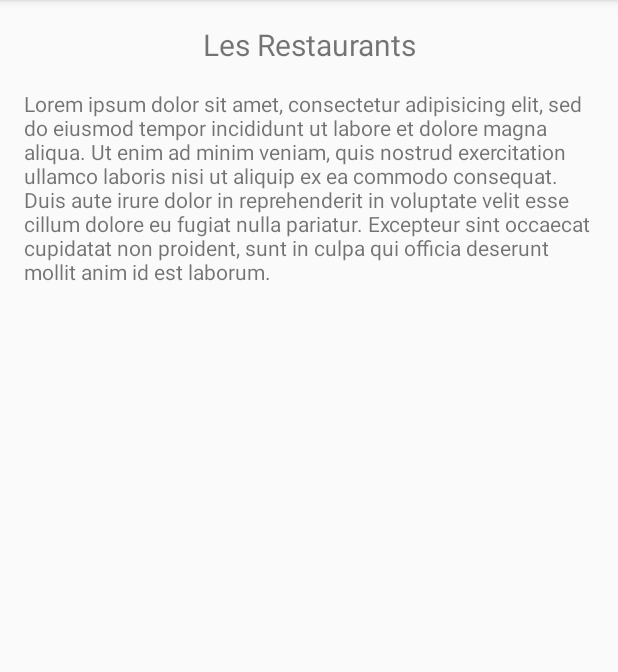
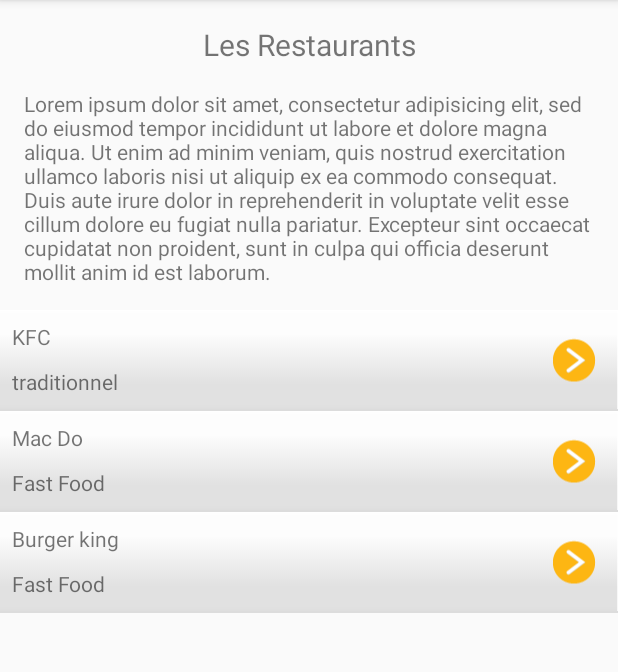
Before and after one commit to Misterkevin23/cour_android_08012018, an Android app: the screen it shows after launch (ListingActivity), after a tap on an icon or button, on a phone screen of 412 x 824 dp, the part 84-756 px from its top. Run offline under Robolectric (Android 15) with nearby library versions, the light colour scheme and no system bars.

Commit message:
vendredi matin

```diff
--- a/Android_studio/Guide/app/src/main/AndroidManifest.xml
+++ b/Android_studio/Guide/app/src/main/AndroidManifest.xml
@@ -20,7 +20,8 @@
             </intent-filter>
         </activity>
         <activity android:name=".HomeActivity" />
-        <activity android:name=".ListingActivity"></activity>
+        <activity android:name=".ListingActivity" />
+        <activity android:name=".DetailActivity"></activity>
     </application>
 
 </manifest>
--- a/Android_studio/Guide/app/src/main/java/fr/aston/guide/ListingActivity.java
+++ b/Android_studio/Guide/app/src/main/java/fr/aston/guide/ListingActivity.java
@@ -2,6 +2,7 @@
 
 import android.support.v7.app.AppCompatActivity;
 import android.os.Bundle;
+import android.widget.ArrayAdapter;
 import android.widget.ListView;
 import android.widget.TextView;
 
@@ -34,7 +35,7 @@
                 List<Restaurant> restaurantList = new ArrayList<>();
                 restaurantList.add(new Restaurant("KFC",
                         "traditionnel",
-                        "info@kfc.fr",
+                        "info@macdo.fr",
                         "0123423242",
                         "http://www.kfc.fr",
                         "https://upload.wikimedia.org/wikipedia/en/thumb/b/bf/KFC_logo.svg/1200px-KFC_logo.svg.png"
@@ -46,6 +47,16 @@
                         "https://www.mcdonalds.fr/",
                         "https://upload.wikimedia.org/wikipedia/commons/thumb/a/a9/Mcdonalds-90s-logo.svg/220px-Mcdonalds-90s-logo.svg.png"
                 ));
+                restaurantList.add(new Restaurant("Burger king",
+                        "Fast Food",
+                        "info@burgerking.fr",
+                        "0123423242",
+                        "https://www.burgerking.fr/",
+                        "https://pbs.twimg.com/profile_images/936003791312191488/gcvNpwi2_400x400.jpg"
+                ));
+
+               listViewData.setAdapter(new RestaurantAdapter(ListingActivity.this, R.layout.item_restaurant, restaurantList));
+
 
             }else{
                 textViewTitle.setText("Les Hôtels");
--- /dev/null
+++ b/Android_studio/Guide/app/src/main/java/fr/aston/guide/RestaurantAdapter.java
@@ -0,0 +1,50 @@
+package fr.aston.guide;
+
+import android.content.Context;
+import android.support.annotation.NonNull;
+import android.support.annotation.Nullable;
+import android.view.LayoutInflater;
+import android.view.View;
+import android.view.ViewGroup;
+import android.widget.ArrayAdapter;
+import android.widget.TextView;
+
+import java.util.List;
+
+import fr.aston.guide.models.Restaurant;
+
+/**
+ * Created by kevin on 12/01/2018.
+ */
+
+public class RestaurantAdapter extends ArrayAdapter<Restaurant> {
+
+    private int resId;
+
+    public RestaurantAdapter(@NonNull Context context, int resource, @NonNull List<Restaurant> objects) {
+        super(context, resource, objects);
+
+        resId = resource; //R.layout.item_restaurant
+    }
+
+    @NonNull
+    @Override
+    public View getView(int position, @Nullable View convertView, @NonNull ViewGroup parent) {
+
+        if(convertView == null){
+            convertView = LayoutInflater.from(getContext()).inflate(resId, null);
+        }
+
+        //recuperation des deux textView
+        TextView textViewTitle = convertView.findViewById(R.id.textViewTitle);
+        TextView textViewCategory = convertView.findViewById(R.id.textViewCategory);
+
+        //déclaration d'un object restaurant contenant les information du restaurant
+        Restaurant item=getItem(position);
+
+        textViewTitle.setText(item.getName());
+        textViewCategory.setText(item.getCategory());
+
+        return convertView;
+    }
+}
```
Also changed, not shown: Android_studio/Guide/app/src/main/java/fr/aston/guide/DetailActivity.java (added, +13 -0 lines), Android_studio/Guide/app/src/main/res/layout/activity_detail.xml (added, +23 -0 lines), Android_studio/Guide/app/src/main/res/drawable-hdpi/bouton_tel_off.9.png (added), Android_studio/Guide/app/src/main/res/drawable-hdpi/bouton_tel_off.png (deleted), Android_studio/Guide/app/src/main/res/drawable-hdpi/bouton_tel_on.9.png (added), Android_studio/Guide/app/src/main/res/drawable-hdpi/bouton_tel_on.png (deleted), 1 other file.
